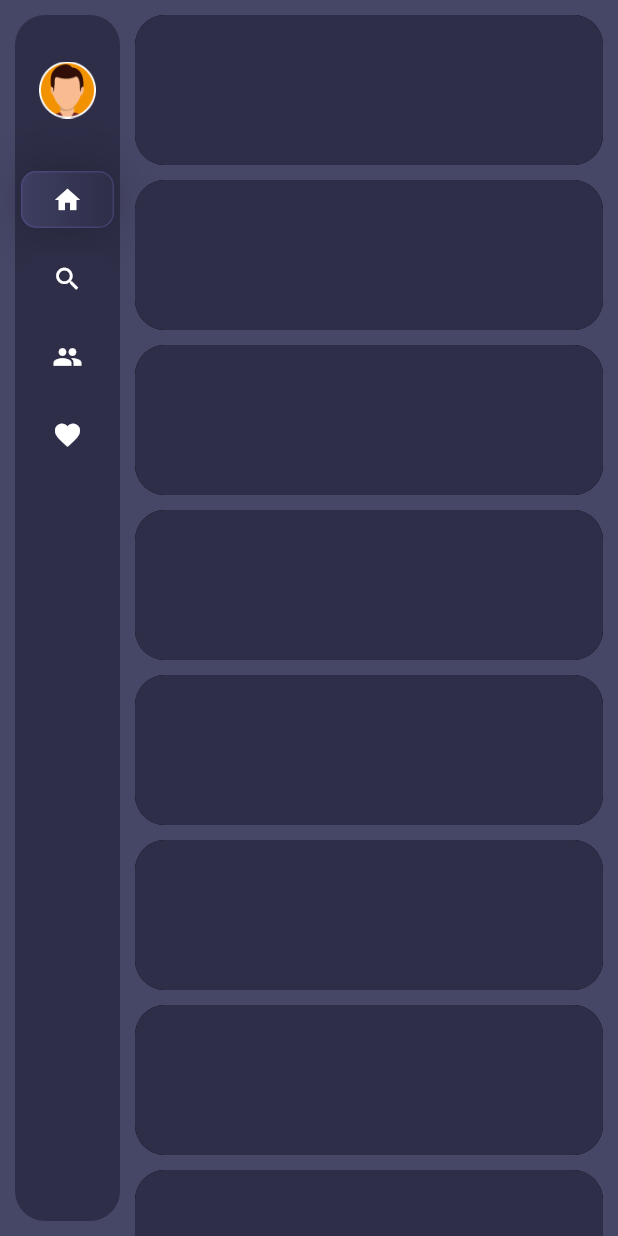
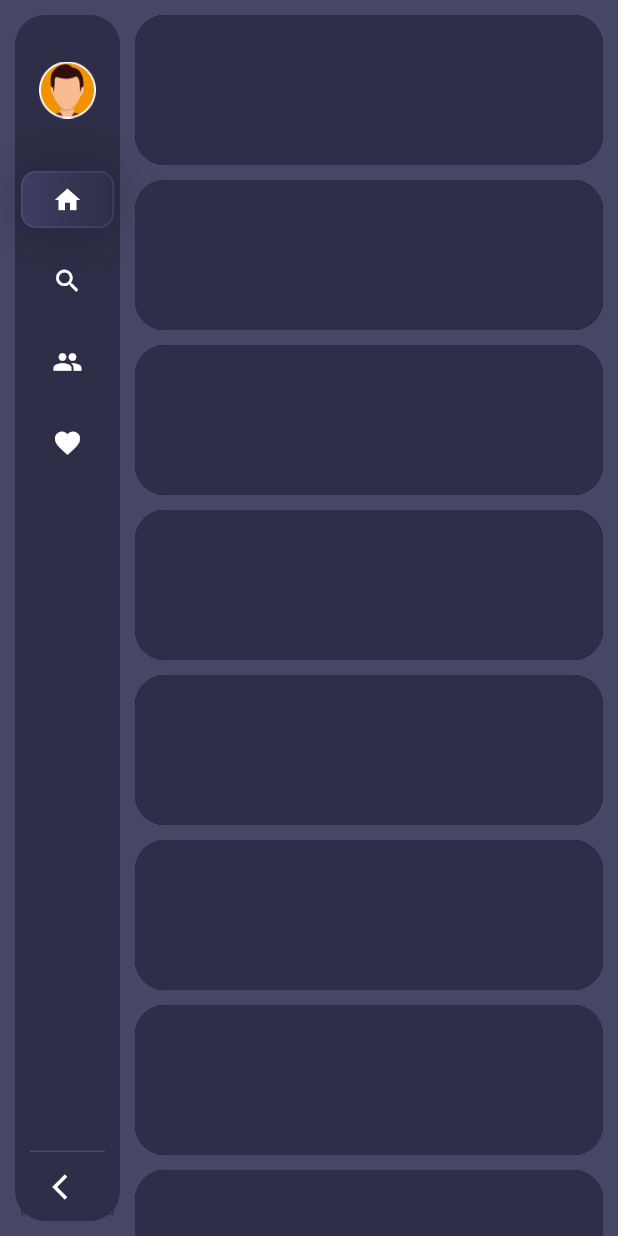
Before and after one commit to Frezyx/sidebarx, a Flutter app: the screen it shows after launch, on a phone screen of 412 x 824 dp. Run offline on Flutter 3.47's test engine with Material 2 defaults, Android fonts, the phone set to English and light mode, and no system bars.

Commit message:
Update themes, add builder for footer and header

```diff
--- a/example/lib/main.dart
+++ b/example/lib/main.dart
@@ -25,9 +25,7 @@ class MyApp extends StatelessWidget {
         scaffoldBackgroundColor: scaffoldBackgroundColor,
       ),
       home: Scaffold(
-        body: Stack(
-          children: [
-            Row(
+        body: Row(
           children: [
             SidebarX(
               controller: _controller,
@@ -36,6 +34,13 @@ class MyApp extends StatelessWidget {
                 decoration: BoxDecoration(
                   color: canvasColor,
                   borderRadius: BorderRadius.circular(20),
+                ),
+                textStyle: const TextStyle(color: Colors.white),
+                selectedTextStyle: const TextStyle(color: Colors.white),
+                itemTextPadding: const EdgeInsets.only(left: 20),
+                selectedItemTextPadding: const EdgeInsets.only(left: 20),
+                itemDecoration: BoxDecoration(
+                  border: Border.all(color: canvasColor),
                 ),
                 selectedItemDecoration: BoxDecoration(
                   borderRadius: BorderRadius.circular(10),
@@ -57,6 +62,13 @@ class MyApp extends StatelessWidget {
                   size: 20,
                 ),
               ),
+              extendedTheme: const SidebarXTheme(
+                width: 200,
+                decoration: BoxDecoration(
+                  color: canvasColor,
+                ),
+                margin: EdgeInsets.only(right: 10),
+              ),
               headerBuilder: (context, extended) {
                 return SizedBox(
                   height: 100,
@@ -66,10 +78,6 @@ class MyApp extends StatelessWidget {
                   ),
                 );
               },
-                  extendedTheme: const SidebarXTheme(
-                    width: 200,
-                    decoration: BoxDecoration(color: Colors.white),
-                  ),
               items: [
                 SidebarXItem(
                   icon: Icons.home,
@@ -93,18 +101,6 @@ class MyApp extends StatelessWidget {
               ],
             ),
             const _ScreensExample(),
-              ],
-            ),
-            // Padding(
-            //   padding: const EdgeInsets.all(8.0),
-            //   child: Align(
-            //     alignment: Alignment.bottomRight,
-            //     child: ElevatedButton(
-            //       onPressed: () => _controller.toggleExtended(),
-            //       child: const Text('Extend'),
-            //     ),
-            //   ),
-            // ),
           ],
         ),
       ),
--- a/lib/src/sidebarx_base.dart
+++ b/lib/src/sidebarx_base.dart
@@ -11,6 +11,11 @@ class SidebarX extends StatefulWidget {
     this.headerBuilder,
     this.footerBuilder,
     this.separatorBuilder,
+    this.toggleButtonBuilder,
+    this.showToggleButton = true,
+    this.toggleButtonLabel,
+    this.headerDivider,
+    this.footerDivider,
   }) : super(key: key);
 
   final SidebarXTheme theme;
@@ -22,9 +27,15 @@ class SidebarX extends StatefulWidget {
   final SidebarXController controller;
 
   final IndexedWidgetBuilder? separatorBuilder;
+  final SidebarXBuilder? headerBuilder;
+  final SidebarXBuilder? footerBuilder;
+  final SidebarXBuilder? toggleButtonBuilder;
 
-  final Widget Function(BuildContext context, bool extended)? headerBuilder;
-  final Widget Function(BuildContext context, bool extended)? footerBuilder;
+  final bool showToggleButton;
+  final String? toggleButtonLabel;
+
+  final Widget? headerDivider;
+  final Widget? footerDivider;
 
   @override
   State<SidebarX> createState() => _SidebarXState();
@@ -82,6 +93,7 @@ class _SidebarXState extends State<SidebarX>
             children: [
               widget.headerBuilder?.call(context, widget.controller.extended) ??
                   const SizedBox(),
+              widget.headerDivider ?? const SizedBox(),
               Expanded(
                 child: ListView.separated(
                   itemCount: widget.items.length,
@@ -103,12 +115,38 @@ class _SidebarXState extends State<SidebarX>
                   },
                 ),
               ),
+              widget.footerDivider ?? BaseDivider(theme: t),
               widget.footerBuilder?.call(context, widget.controller.extended) ??
-                  const SizedBox()
+                  const SizedBox(),
+              if (widget.showToggleButton) ...[
+                _buildToggleButton(t),
+              ]
             ],
           ),
         );
       },
     );
   }
+
+  Widget _buildToggleButton(SidebarXTheme sidebarXTheme) {
+    final buildedToggleButton =
+        widget.toggleButtonBuilder?.call(context, widget.controller.extended);
+    if (buildedToggleButton != null) {
+      return buildedToggleButton;
+    }
+
+    return SidebarXCell(
+      item: SidebarXItem(
+        icon: Icons.arrow_back_ios,
+        label: widget.toggleButtonLabel,
+      ),
+      theme: sidebarXTheme,
+      animationController: _animationController,
+      extended: widget.controller.extended,
+      selected: false,
+      onTap: () {
+        widget.controller.toggleExtended();
+      },
+    );
+  }
 }
--- a/lib/src/src.dart
+++ b/lib/src/src.dart
@@ -3,3 +3,4 @@ export 'theme/theme.dart';
 export 'models/sidebarx_item.dart';
 export 'controller/controller.dart';
 export 'widgets/widgets.dart';
+export 'utils/utils.dart';
--- a/lib/src/theme/sidebarx_theme.dart
+++ b/lib/src/theme/sidebarx_theme.dart
@@ -13,6 +13,8 @@ class SidebarXTheme {
     this.selectedTextStyle,
     this.itemDecoration,
     this.selectedItemDecoration,
+    this.itemTextPadding,
+    this.selectedItemTextPadding,
   });
 
   final double width;
@@ -27,11 +29,13 @@ class SidebarXTheme {
   final TextStyle? selectedTextStyle;
   final BoxDecoration? itemDecoration;
   final BoxDecoration? selectedItemDecoration;
+  final EdgeInsets? itemTextPadding;
+  final EdgeInsets? selectedItemTextPadding;
 
   /// Method to get default flutter theme settings
   SidebarXTheme mergeFlutterTheme(BuildContext context) {
     final theme = Theme.of(context);
-    return SidebarXTheme(
+    final mergedTheme = SidebarXTheme(
       width: width,
       height: height,
       padding: padding,
@@ -45,7 +49,10 @@ class SidebarXTheme {
           theme.textTheme.bodyMedium?.copyWith(color: theme.primaryColor),
       itemDecoration: itemDecoration,
       selectedItemDecoration: selectedItemDecoration,
+      itemTextPadding: itemTextPadding,
+      selectedItemTextPadding: selectedItemTextPadding,
     );
+    return mergedTheme;
   }
 
   SidebarXTheme mergeWith(
@@ -56,6 +63,9 @@ class SidebarXTheme {
       height: height,
       padding: padding,
       margin: margin,
+      itemTextPadding: itemTextPadding ?? theme.itemTextPadding,
+      selectedItemTextPadding:
+          selectedItemTextPadding ?? theme.selectedItemTextPadding,
       decoration: decoration ?? theme.decoration,
       iconTheme: iconTheme ?? theme.iconTheme,
       selectedIconTheme: selectedIconTheme ?? theme.selectedIconTheme,
@@ -79,6 +89,8 @@ class SidebarXTheme {
     TextStyle? selectedTextStyle,
     BoxDecoration? itemDecoration,
     BoxDecoration? selectedItemDecoration,
+    EdgeInsets? itemTextPadding,
+    EdgeInsets? selectedItemTextPadding,
   }) {
     return SidebarXTheme(
       width: width ?? this.width,
@@ -93,6 +105,14 @@ class SidebarXTheme {
       itemDecoration: itemDecoration ?? this.itemDecoration,
       selectedItemDecoration:
           selectedItemDecoration ?? this.selectedItemDecoration,
+      itemTextPadding: itemTextPadding ?? this.itemTextPadding,
+      selectedItemTextPadding:
+          selectedItemTextPadding ?? this.selectedItemTextPadding,
     );
   }
+
+  @override
+  String toString() {
+    return 'SidebarXTheme(width: $width, height: $height, padding: $padding, margin: $margin, decoration: $decoration, iconTheme: $iconTheme, selectedIconTheme: $selectedIconTheme, textStyle: $textStyle, selectedTextStyle: $selectedTextStyle, itemDecoration: $itemDecoration, selectedItemDecoration: $selectedItemDecoration, itemTextPadding: $itemTextPadding, selectedItemTextPadding: $selectedItemTextPadding)';
+  }
 }
--- /dev/null
+++ b/lib/src/utils/types.dart
@@ -0,0 +1,3 @@
+import 'package:flutter/material.dart';
+
+typedef SidebarXBuilder = Widget Function(BuildContext context, bool extended);
--- /dev/null
+++ b/lib/src/utils/utils.dart
@@ -0,0 +1 @@
+export 'types.dart';
--- /dev/null
+++ b/lib/src/widgets/base_divider.dart
@@ -0,0 +1,21 @@
+import 'package:flutter/material.dart';
+import 'package:sidebarx/sidebarx.dart';
+
+class BaseDivider extends StatelessWidget {
+  const BaseDivider({
+    Key? key,
+    required this.theme,
+  }) : super(key: key);
+
+  final SidebarXTheme theme;
+
+  @override
+  Widget build(BuildContext context) {
+    return Divider(
+      endIndent: 10,
+      indent: 10,
+      color: theme.iconTheme?.color?.withOpacity(0.2),
+      height: 1,
+    );
+  }
+}
--- a/lib/src/widgets/sidebarx_cell.dart
+++ b/lib/src/widgets/sidebarx_cell.dart
@@ -43,7 +43,9 @@ class _SidebarXCellState extends State<SidebarXCell> {
     final textStyle =
         widget.selected ? theme.selectedTextStyle : theme.textStyle;
     final decoration =
-        widget.selected ? theme.selectedItemDecoration : theme.decoration;
+        widget.selected ? theme.selectedItemDecoration : theme.itemDecoration;
+    final textPadding =
+        widget.selected ? theme.selectedItemTextPadding : theme.itemTextPadding;
 
     return GestureDetector(
       onTap: widget.onTap,
@@ -71,11 +73,14 @@ class _SidebarXCellState extends State<SidebarXCell> {
               flex: 6,
               child: FadeTransition(
                 opacity: _animation,
-                child: Text(
-                  widget.item.label ?? '',
-                  style: textStyle,
-                  overflow: TextOverflow.fade,
-                  maxLines: 1,
+                child: Padding(
+                  padding: textPadding ?? EdgeInsets.zero,
+                  child: Text(
+                    widget.item.label ?? '',
+                    style: textStyle,
+                    overflow: TextOverflow.fade,
+                    maxLines: 1,
+                  ),
                 ),
               ),
             ),
--- a/lib/src/widgets/widgets.dart
+++ b/lib/src/widgets/widgets.dart
@@ -1 +1,2 @@
+export 'base_divider.dart';
 export 'sidebarx_cell.dart';
```
Lines whose indentation alone changed are shown as unchanged.
